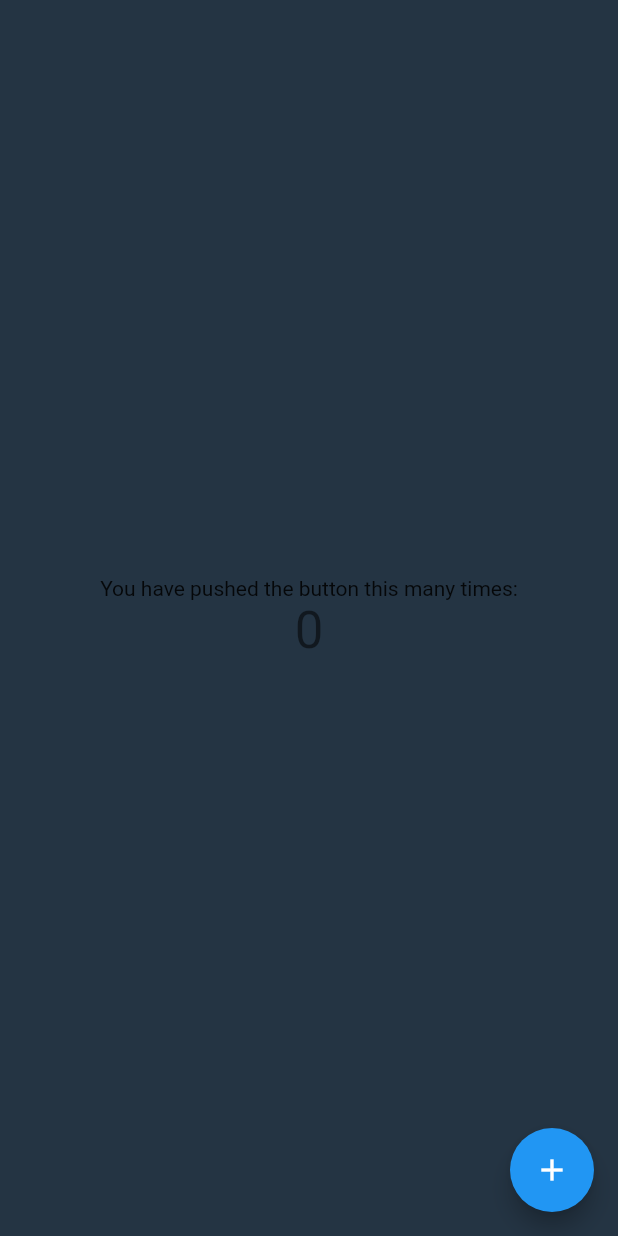
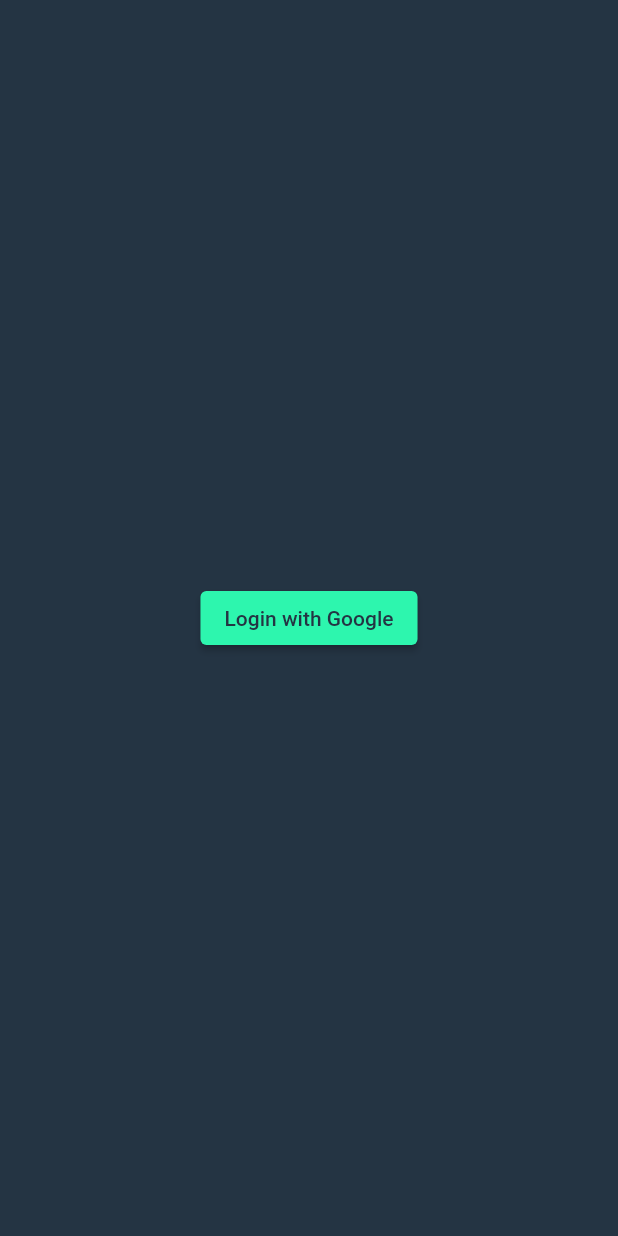
Before and after one commit to Rayzon3/kaarva, a Flutter app: the screen it shows after launch, on a phone screen of 412 x 824 dp. Run offline on Flutter 3.47's test engine with Material 2 defaults, Android fonts, the phone set to English and light mode, and no system bars; our stand-ins replace flutter_signin_button, google_fonts.

Commit message:
added login page

```diff
--- a/lib/home.dart
+++ /dev/null
@@ -1,46 +0,0 @@
-import 'package:flutter/material.dart';
-
-class MyHomePage extends StatefulWidget {
-  const MyHomePage({Key? key, required this.title}) : super(key: key);
-
-  final String title;
-
-  @override
-  State<MyHomePage> createState() => _MyHomePageState();
-}
-
-class _MyHomePageState extends State<MyHomePage> {
-  int _counter = 0;
-
-  void _incrementCounter() {
-    setState(() {
-      _counter++;
-    });
-  }
-
-  @override
-  Widget build(BuildContext context) {
-    return Scaffold(
-      backgroundColor: const Color(0xff243443),
-      body: Center(
-        child: Column(
-          mainAxisAlignment: MainAxisAlignment.center,
-          children: <Widget>[
-            const Text(
-              'You have pushed the button this many times:',
-            ),
-            Text(
-              '$_counter',
-              style: Theme.of(context).textTheme.headline4,
-            ),
-          ],
-        ),
-      ),
-      floatingActionButton: FloatingActionButton(
-        onPressed: _incrementCounter,
-        tooltip: 'Increment',
-        child: const Icon(Icons.add),
-      ), // This trailing comma makes auto-formatting nicer for build methods.
-    );
-  }
-}
--- a/lib/login.dart
+++ b/lib/login.dart
@@ -0,0 +1,26 @@
+import 'package:flutter/material.dart';
+import 'package:flutter_signin_button/flutter_signin_button.dart';
+
+class loginPage extends StatefulWidget {
+  const loginPage({Key? key}) : super(key: key);
+
+  @override
+  _loginPageState createState() => _loginPageState();
+}
+
+class _loginPageState extends State<loginPage> {
+  @override
+  Widget build(BuildContext context) {
+    return Scaffold(
+      backgroundColor: const Color(0xff243443),
+      body: Center(
+        child: ElevatedButton(
+          onPressed: () {},
+          child: Text("Login with Google"),
+          style: ElevatedButton.styleFrom(
+              primary: Color(0xff2DF6AE), onPrimary: Color(0xff243443)),
+        ),
+      ),
+    );
+  }
+}
--- a/lib/main.dart
+++ b/lib/main.dart
@@ -18,6 +18,7 @@
         primarySwatch: Colors.blue,
       ),
       home: const Splash(),
+      debugShowCheckedModeBanner: false,
     );
   }
 }
--- a/lib/splash.dart
+++ b/lib/splash.dart
@@ -1,8 +1,7 @@
 import 'package:flutter/material.dart';
+import 'package:kaarva/login.dart';
 import 'package:kaarva/main.dart';
 import 'package:google_fonts/google_fonts.dart';
-
-import 'home.dart';
 
 class Splash extends StatefulWidget {
   const Splash({Key? key}) : super(key: key);
@@ -21,11 +20,7 @@
   _navigateToHome() async {
     await Future.delayed(Duration(milliseconds: 1500), () {});
     Navigator.pushReplacement(
-        context,
-        MaterialPageRoute(
-            builder: (context) => const MyHomePage(
-                  title: "Kaarva",
-                )));
+        context, MaterialPageRoute(builder: (context) => const loginPage()));
   }
 
   @override
--- a/pubspec.yaml
+++ b/pubspec.yaml
@@ -30,6 +30,7 @@
   flutter:
     sdk: flutter
   google_fonts: ^2.1.0
+  flutter_signin_button: ^2.0.0
 
 
   # The following adds the Cupertino Icons font to your application.
```
Also changed, not shown: pubspec.lock.
